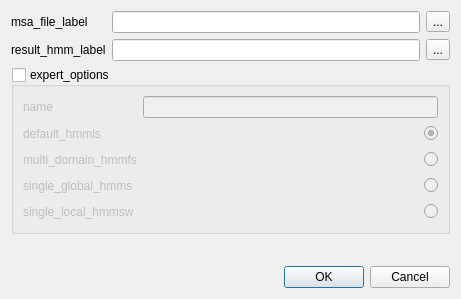
Above: src/plugins_3rdparty/hmm2/src/u_build/ui/HMMBuildDialog.ui from violethaze74/ugene before the change. Below: the same form after it.
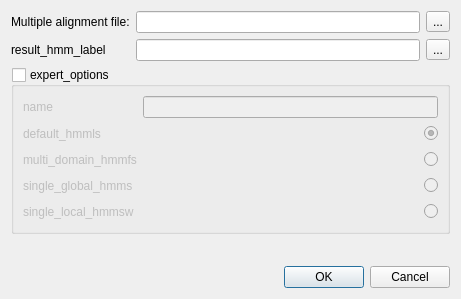
That is the form after the change.

The edit to the form file:
```diff
--- a/src/plugins_3rdparty/hmm2/src/u_build/ui/HMMBuildDialog.ui
+++ b/src/plugins_3rdparty/hmm2/src/u_build/ui/HMMBuildDialog.ui
@@ -19,7 +19,7 @@
      <item row="0" column="0">
       <widget class="QLabel" name="msaFileLabel">
        <property name="text">
-        <string>msa_file_label</string>
+        <string>Multiple alignment file:</string>
        </property>
       </widget>
      </item>
```
Left out of the diff: 2 changed lines with no effect on the pictures.
